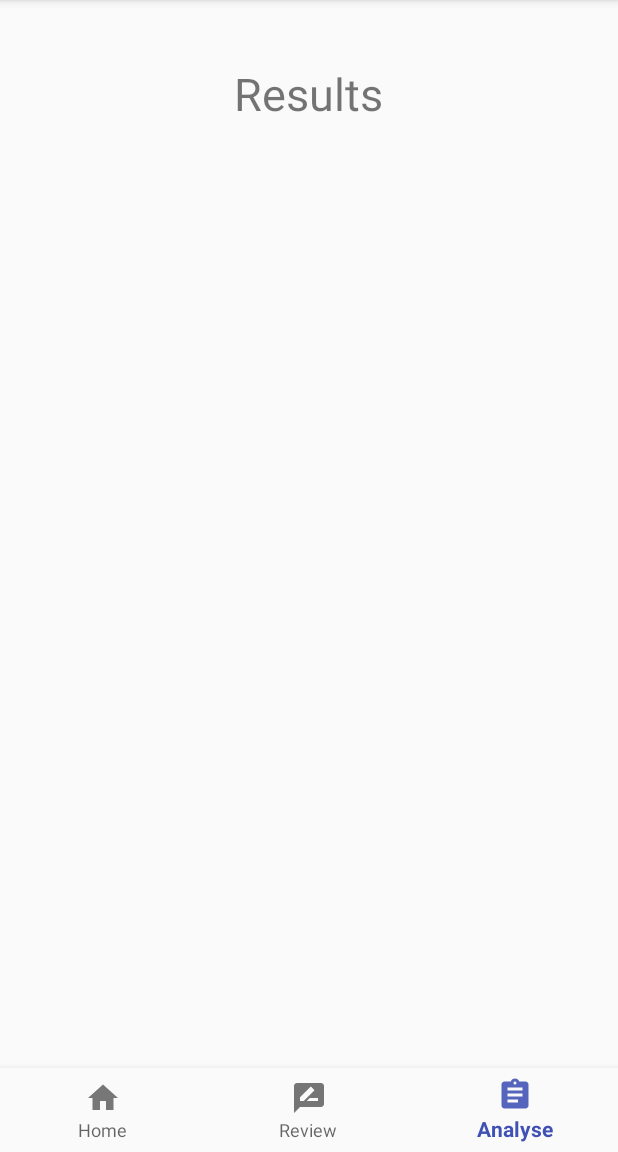
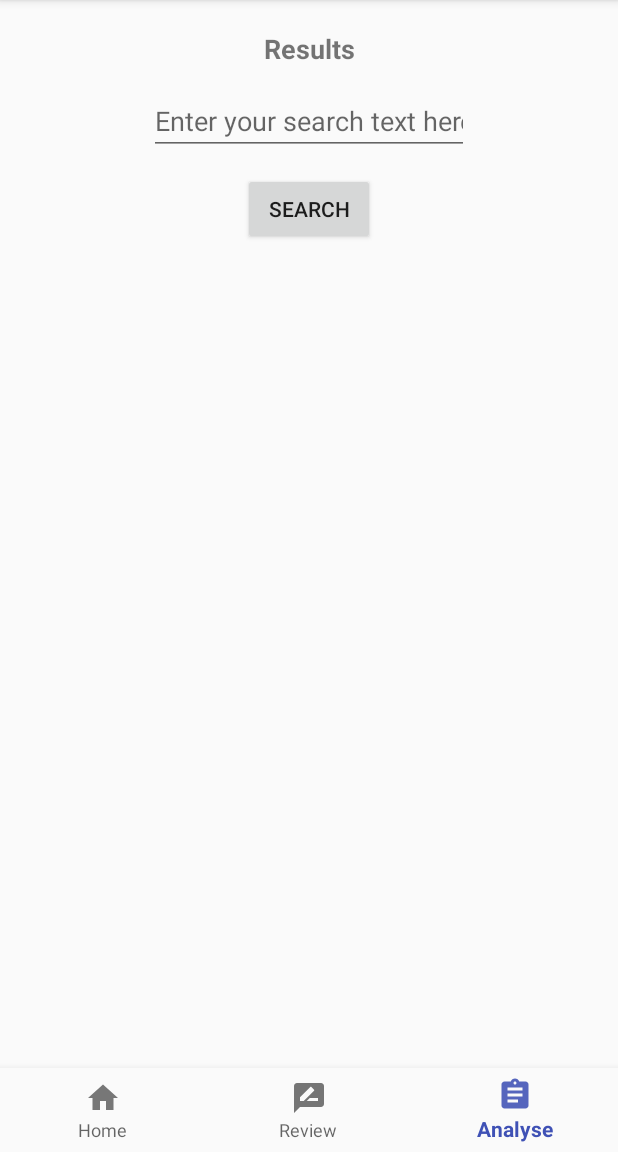
Before and after one commit to ucalyptus/WATCHNET-Zoohackathon, an Android app: the screen it shows after launch (MainActivity), item 3 of the bottom bar chosen, on a phone screen of 412 x 824 dp, the part 84-1236 px from its top. Run offline under Robolectric (Android 15) with nearby library versions, the phone set to English and light mode, and no system bars.

Commit message:
All the things done

```diff
--- a/app/src/main/java/com/example/aashu/watchnet/AnalyseArticleActivity.java
+++ b/app/src/main/java/com/example/aashu/watchnet/AnalyseArticleActivity.java
@@ -20,6 +20,7 @@ public class AnalyseArticleActivity extends AppCompatActivity {
     public static EditText articleContentTextView;
     public static EditText contentSimplifiedTextView;
     public static String simplifiedText = "";
+    public static SQLiteDatabase mydb;
     @Override
     protected void onCreate(Bundle savedInstanceState) {
         super.onCreate(savedInstanceState);
@@ -86,7 +87,7 @@ public class AnalyseArticleActivity extends AppCompatActivity {
                     }
                     if(i<=1){
                         //title VARCHAR, content VARCHAR, who VARCHAR, what VARCHAR, how VARCHAR, place VARCHAR, vehiclesUsed VARCHAR, newspaperName VARCHAR, images VARCHAR, date VARCHAR
-                        mydb.execSQL("Insert into analyseTable(title, who, what, how, place, vehiclesUsed, newspaperName, images, date) values('"+tit+",'"+who+"', '"+what+"', '" +how+"', '" +place+"', '"+vehiclesUsed+"', '"+newspaperName+"', '"+images+"', '"+date+"')");
+                        mydb.execSQL("Insert into analyseTable(title, who, what, how, place, vehiclesUsed, newspaperName, images, date) values('"+tit+"','"+who+"', '"+what+"', '" +how+"', '" +place+"', '"+vehiclesUsed+"', '"+newspaperName+"', '"+images+"', '"+date+"')");
 
                         Toast.makeText(AnalyseArticleActivity.this, "Successfully Added", Toast.LENGTH_SHORT).show();
                     }
--- a/app/src/main/java/com/example/aashu/watchnet/ResultFragment.java
+++ b/app/src/main/java/com/example/aashu/watchnet/ResultFragment.java
@@ -1,18 +1,56 @@
 package com.example.aashu.watchnet;
 
+import android.database.Cursor;
 import android.os.Bundle;
 import android.support.annotation.Nullable;
 import android.support.v4.app.Fragment;
+import android.util.Log;
 import android.view.LayoutInflater;
 import android.view.View;
 import android.view.ViewGroup;
+import android.widget.Button;
+import android.widget.EditText;
+import android.widget.ListView;
+import android.widget.Toast;
+
+import static com.example.aashu.watchnet.AnalyseArticleActivity.mydb;
 
 
 public class ResultFragment extends Fragment {
-
+    ListView resultListView;
+    EditText editText;
+    Button button;
     @Nullable
     @Override
     public View onCreateView(LayoutInflater inflater, @Nullable ViewGroup container, @Nullable Bundle savedInstanceState) {
-        return inflater.inflate(R.layout.fragment_result, container, false);
+        View rootView =  inflater.inflate(R.layout.fragment_result, container, false);
+        resultListView = rootView.findViewById(R.id.resultListView);
+        editText = rootView.findViewById(R.id.searchEditText);
+        final String searchText = editText.getText().toString();
+        button = rootView.findViewById(R.id.Search);
+        button.setOnClickListener(new View.OnClickListener() {
+            @Override
+            public void onClick(View v) {
+                try{
+                    Cursor c = mydb.rawQuery("SELECT * FROM analyseTable where title LIKE %'"+searchText+"'", null);
+                    int title = c.getColumnIndex("title");
+                    int who = c.getColumnIndex("who");
+
+                    c.moveToFirst();
+                    do{
+                        Toast.makeText(getContext(), "No results found", Toast.LENGTH_SHORT).show();
+
+
+                    }while(c.moveToNext());
+
+                }catch(Exception e){
+                    e.printStackTrace();
+                }
+
+
+            }
+        });
+        return rootView;
+
     }
 }
--- a/app/src/main/res/layout/fragment_result.xml
+++ b/app/src/main/res/layout/fragment_result.xml
@@ -1,14 +1,60 @@
 <?xml version="1.0" encoding="utf-8"?>
-<RelativeLayout xmlns:android="http://schemas.android.com/apk/res/android"
+<android.support.constraint.ConstraintLayout xmlns:android="http://schemas.android.com/apk/res/android"
+    xmlns:app="http://schemas.android.com/apk/res-auto"
+    xmlns:tools="http://schemas.android.com/tools"
     android:layout_width="match_parent" android:layout_height="match_parent">
 
+
     <TextView
+        android:id="@+id/textView2"
+        android:layout_width="0dp"
+        android:layout_height="wrap_content"
+        android:layout_marginEnd="16dp"
+        android:layout_marginStart="16dp"
+        android:layout_marginTop="20dp"
+        android:text="Results"
+        android:textAlignment="center"
+        android:textSize="18sp"
+        android:textStyle="bold"
+        app:layout_constraintEnd_toEndOf="parent"
+        app:layout_constraintStart_toStartOf="parent"
+        app:layout_constraintTop_toTopOf="parent" />
+
+    <EditText
+        android:id="@+id/searchEditText"
         android:layout_width="wrap_content"
         android:layout_height="wrap_content"
-        android:layout_alignParentTop="true"
-        android:layout_centerHorizontal="true"
-        android:layout_marginTop="42dp"
-        android:text="Results"
-        android:textSize="30sp" />
+        android:layout_marginEnd="16dp"
+        android:layout_marginStart="16dp"
+        android:layout_marginTop="13dp"
+        android:ems="10"
+        android:hint="Enter your search text here"
+        android:inputType="textPersonName"
+        app:layout_constraintEnd_toEndOf="parent"
+        app:layout_constraintStart_toStartOf="parent"
+        app:layout_constraintTop_toBottomOf="@+id/textView2" />
 
-</RelativeLayout>
+    <Button
+        android:id="@+id/Search"
+        android:layout_width="wrap_content"
+        android:layout_height="wrap_content"
+        android:layout_marginEnd="148dp"
+        android:layout_marginStart="148dp"
+        android:layout_marginTop="12dp"
+        android:text="Search"
+        app:layout_constraintEnd_toEndOf="parent"
+        app:layout_constraintStart_toStartOf="parent"
+        app:layout_constraintTop_toBottomOf="@+id/searchEditText" />
+
+    <ListView
+        android:id="@+id/resultListView"
+        android:layout_width="368dp"
+        android:layout_height="332dp"
+        android:layout_marginEnd="8dp"
+        android:layout_marginStart="8dp"
+        android:layout_marginTop="8dp"
+        app:layout_constraintEnd_toEndOf="parent"
+        app:layout_constraintStart_toStartOf="parent"
+        app:layout_constraintTop_toBottomOf="@+id/Search" />
+
+</android.support.constraint.ConstraintLayout>
```
